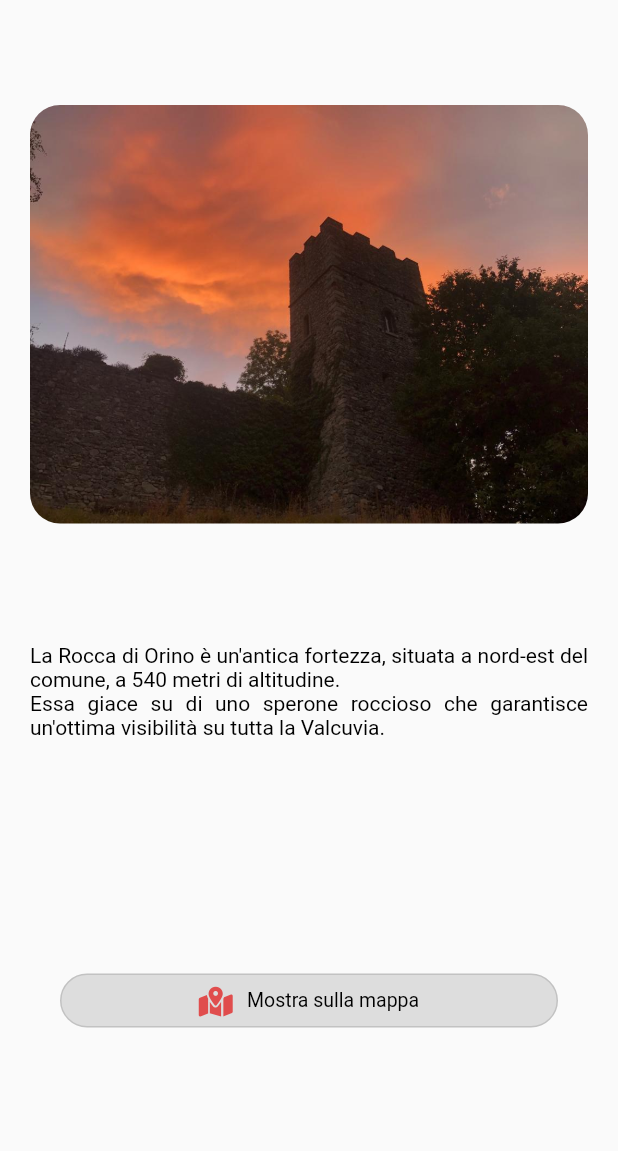
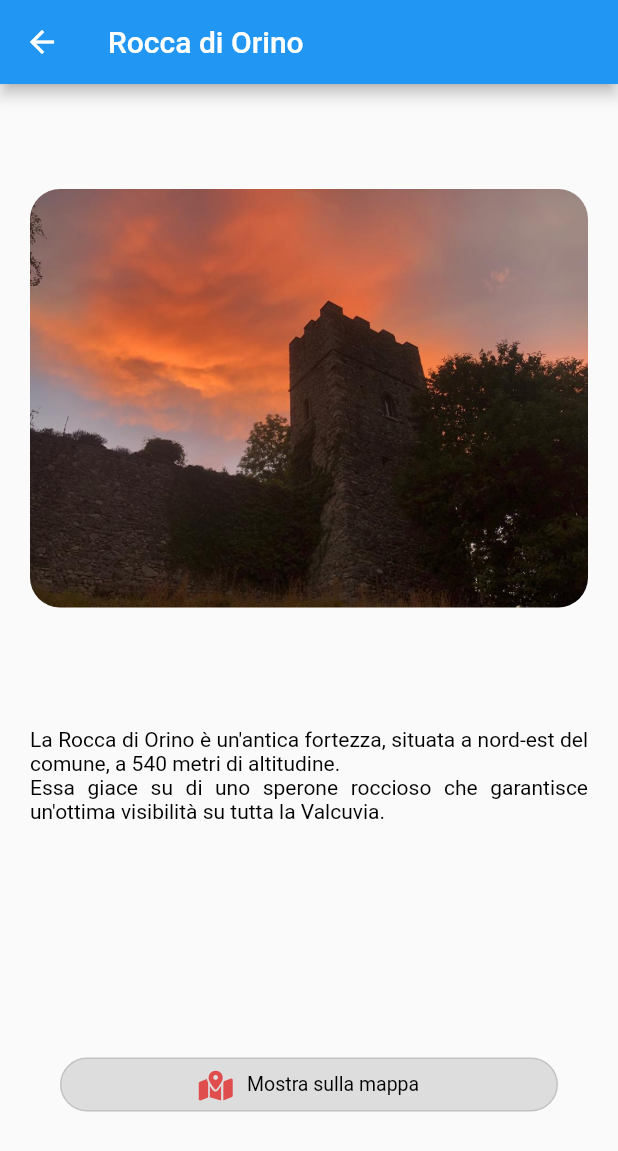
Before and after one commit to alex27riva/orino_smart_village, a Flutter app: the Rocca screen opened by its route, on a phone screen of 412 x 824 dp. Shown: the top 1151 px of the screen. Run offline on Flutter 3.47's test engine with Material 2 defaults, Android fonts, the phone set to English and light mode, and no system bars; our stand-ins replace carousel_slider, flutter_map, font_awesome_flutter, latlong2, vibration; missing offline and left inert: alert, flutter_dropdown, qr_code_scanner.

Commit message:
Added AppBar

```diff
--- a/lib/about.dart
+++ b/lib/about.dart
@@ -7,6 +7,9 @@ class About extends StatelessWidget {
   @override
   Widget build(BuildContext context) {
     return Scaffold(
+        appBar: AppBar(
+          title: const Text("Su di noi"),
+        ),
         body: Container(
             margin: const EdgeInsets.all(20.0),
             child: Center(
--- a/lib/cantine.dart
+++ b/lib/cantine.dart
@@ -22,6 +22,9 @@ class Cantine extends StatelessWidget {
   @override
   Widget build(BuildContext context) {
     return Scaffold(
+      appBar: AppBar(
+        title: const Text("Cantine"),
+      ),
         body: Container(
           margin: const EdgeInsets.all(16.0),
       child: Column(
--- a/lib/profile.dart
+++ b/lib/profile.dart
@@ -38,15 +38,18 @@ class _ProfileState extends State<Profile> {
                     decoration: const InputDecoration(
                         hintText: 'Inserisci la password attuale'),
                     controller: currentPassController,
+                    obscureText: true,
                   ),
                   TextField(
                     decoration:
                         const InputDecoration(hintText: 'Inserisci la nuova password'),
                     controller: newPassController,
+                    obscureText: true,
                   ),
                   TextField(
                     decoration: const InputDecoration(hintText: 'Ripeti password'),
                     controller: newPassRepeatController,
+                    obscureText: true,
                   ),
                 ],
               ),
--- a/lib/rocca.dart
+++ b/lib/rocca.dart
@@ -11,6 +11,9 @@ class Rocca extends StatelessWidget {
   @override
   Widget build(BuildContext context) {
     return Scaffold(
+        appBar: AppBar(
+          title: const Text("Rocca di Orino"),
+        ),
         body: Container(
       margin: const EdgeInsets.all(20.0),
       child: Column(
```
